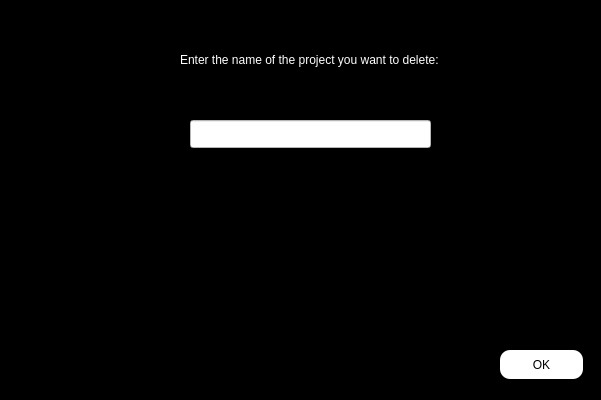
Shayanrava/APproject, file enter/delete_project_before.ui: the form before one commit.
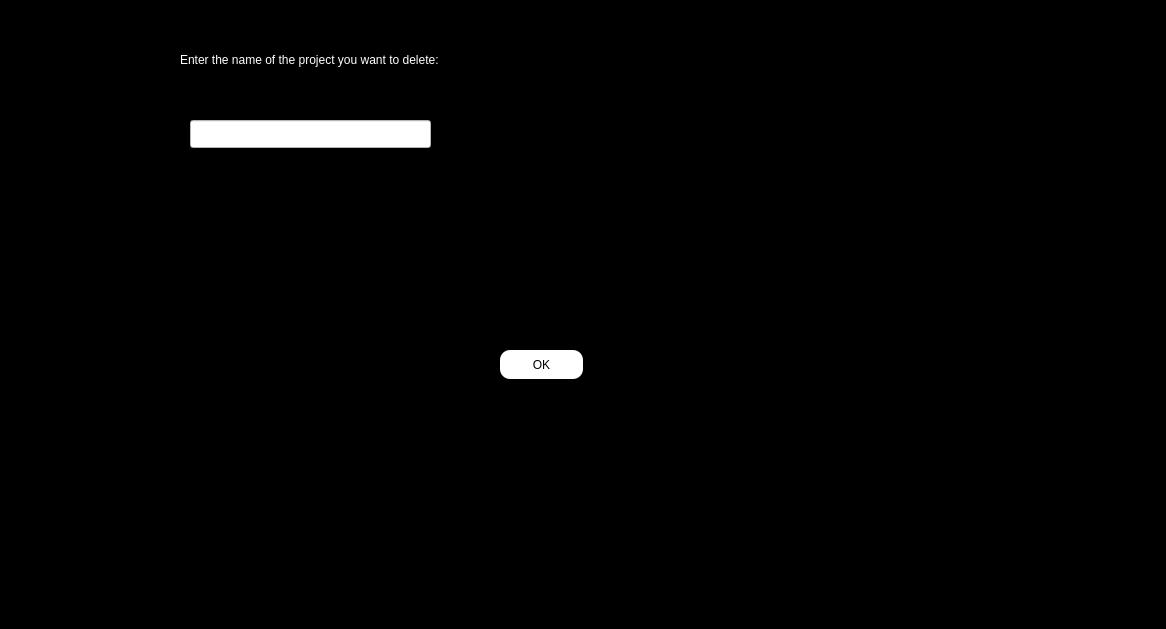
The form after the commit.

What changed in the file:
```diff
--- a/enter/delete_project_before.ui
+++ b/enter/delete_project_before.ui
@@ -6,8 +6,8 @@
    <rect>
     <x>0</x>
     <y>0</y>
-    <width>601</width>
-    <height>400</height>
+    <width>1166</width>
+    <height>629</height>
    </rect>
   </property>
   <property name="windowTitle">
```
